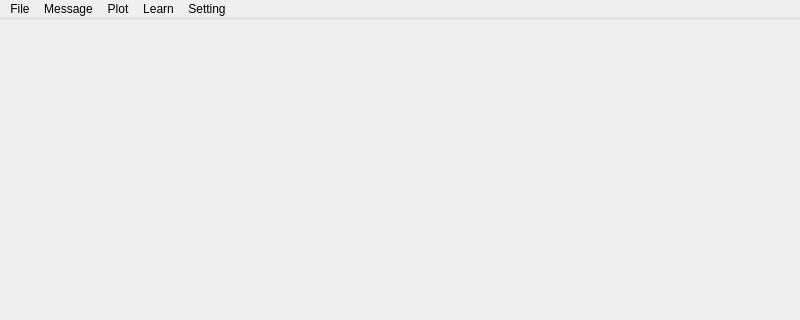
Above: Menu.ui from shaochang123/ui_pyside6 before the change; both pictures show x 0 to 800 and y 0 to 320 of the 800 by 600 pixel window. Below: the same form after it.
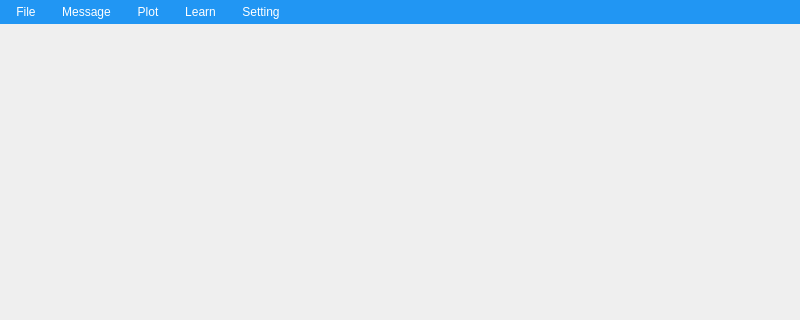
That is the form after the change.

Commit message: 增加绘图界面，修改部分qss样式，更改打包逻辑

What changed in the file:
```diff
--- a/Menu.ui
+++ b/Menu.ui
@@ -13,6 +13,45 @@
   <property name="windowTitle">
    <string>MainWindow</string>
   </property>
+  <property name="styleSheet">
+   <string notr="true">
+/* 菜单栏背景 */
+QMenuBar {
+    background-color: #2196F3;  /* 蓝色背景 */
+    color: white;               /* 白色文字 */
+}
+
+/* 菜单项样式 */
+QMenuBar::item {
+    background-color: transparent;  /* 默认透明背景 */
+    padding: 5px 10px;             /* 内边距 */
+}
+
+/* 鼠标悬停在菜单项上时 */
+QMenuBar::item:selected {
+    background-color: #0d47a1;  /* 深蓝色 */
+}
+QPushButton {
+    color: white;  /* 白色字体 */
+    border-radius: 8px;  /* 圆角边框 */
+    background: qlineargradient(x1:0, y1:0, x2:0, y2:1,
+                               stop:0 #2196F3, stop:1 #1976D2);  /* 渐变蓝色 */
+    padding: 5px 15px;  /* 内边距 */
+    font-weight: bold;  /* 粗体 */
+    border: 1px solid #1565C0;  /* 边框颜色 */
+}
+
+QPushButton:hover {
+    background: qlineargradient(x1:0, y1:0, x2:0, y2:1,
+                               stop:0 #42A5F5, stop:1 #2196F3);  /* 悬停时颜色更亮 */
+}
+
+QPushButton:pressed {
+    background: qlineargradient(x1:0, y1:0, x2:0, y2:1,
+                               stop:0 #1976D2, stop:1 #0D47A1);  /* 按下时颜色更暗 */
+}
+</string>
+  </property>
   <widget class="QWidget" name="centralwidget"/>
   <widget class="QMenuBar" name="menubar">
    <property name="geometry">
@@ -20,7 +59,7 @@
      <x>0</x>
      <y>0</y>
      <width>800</width>
-     <height>33</height>
+     <height>26</height>
     </rect>
    </property>
    <widget class="QMenu" name="menuFile">
```
Left out of the diff: 3 changed lines with no effect on the pictures. The commit also changes 373 other files.
